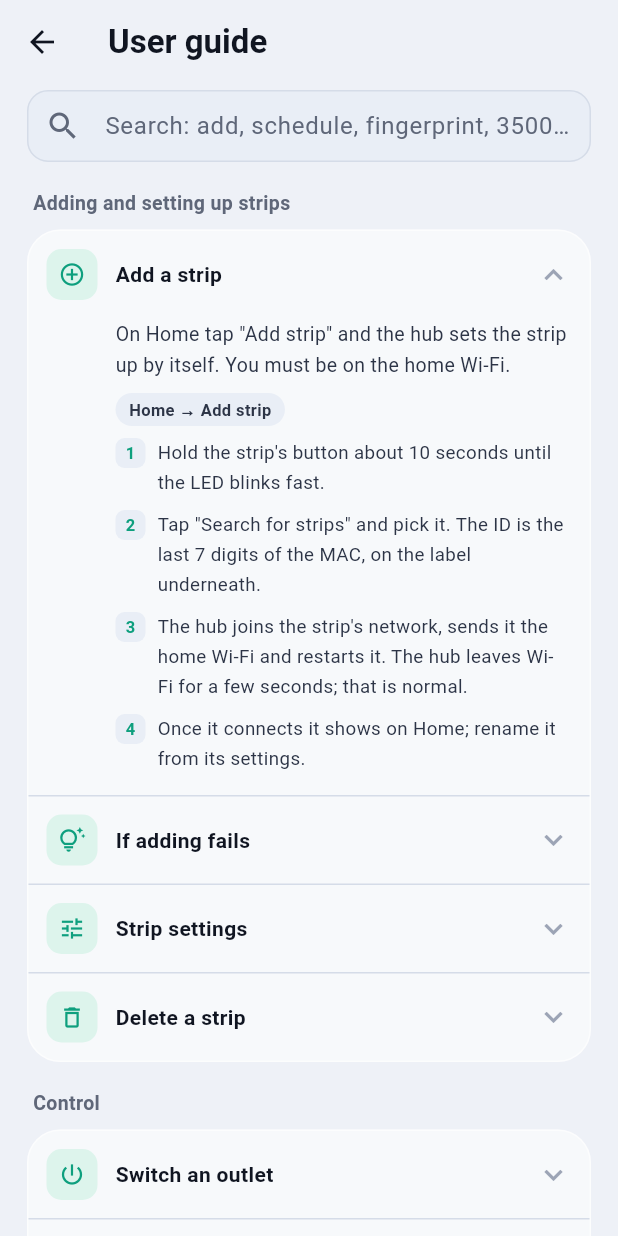
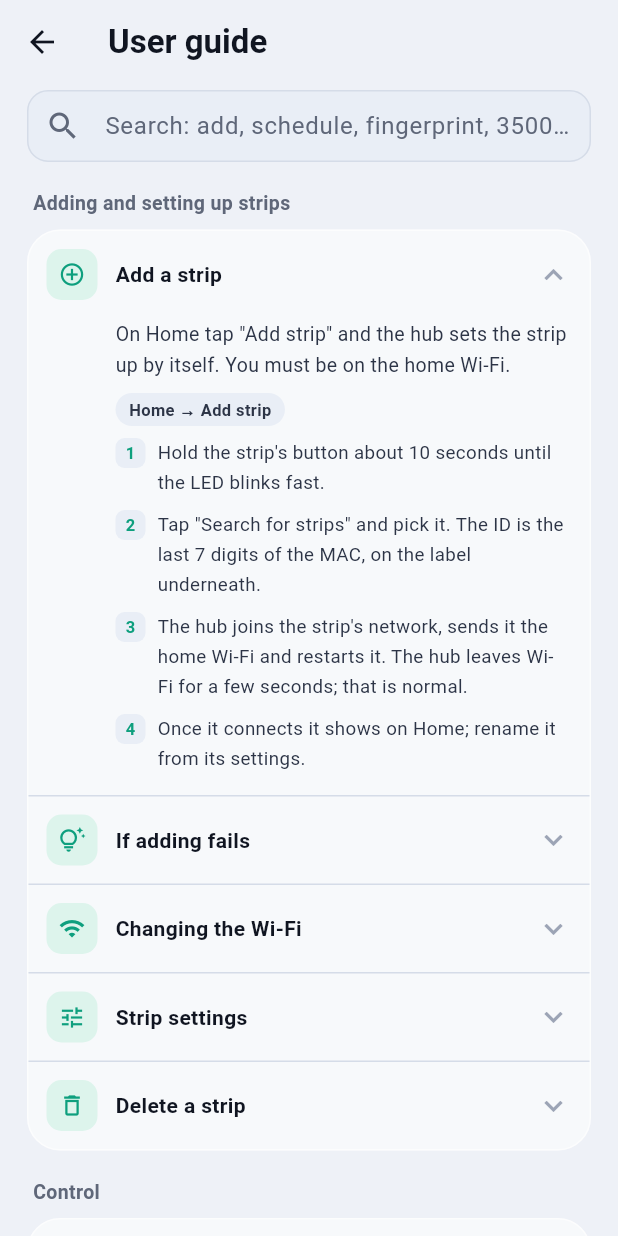
Before and after one commit to ahmadalhelly/fisha, a Flutter app: the ManualScreen screen opened directly, after a tap on "Add a strip", on a phone screen of 412 x 824 dp. Run offline on Flutter 3.47's test engine with Material 3 defaults, Android fonts, the phone set to English and light mode, and no system bars; our stand-ins replace file_picker, flutter_local_notifications, google_fonts, google_sign_in, local_auth, open_filex and 1 more; missing offline and left inert: flutter_foreground_task, mqtt_client; accounts and stored records are empty; network calls fail.

Commit message:
Hub 2.15.25 + app: move strips to the new Wi-Fi with the hub
- لما تغيّر شبكة الواي فاي من التطبيق، الـ Hub يجرّبها ويبعتها لكل مشترك متصل وينقلوا معاه
- اختبار نقل الشبكة على مشترك واحد من صفحة الواي فاي
- تحديث صفحة الواي فاي ودليل الاستخدام

Co-Authored-By: Claude Opus 5.5 <noreply@anthropic.com>
Claude-Session: https://claude.ai/code/session_01QvvZ1YnCYbFPrnb7Qh5Lna

```diff
--- a/app/lib/app_state.dart
+++ b/app/lib/app_state.dart
@@ -1710,6 +1710,10 @@ class AppState extends ChangeNotifier {
 
   // ---------- hub Wi-Fi ----------
   /// Asks the hub to switch to another home network. It tests it first and stays on the old one if it fails.
+  /// Hands the hub's current network to one strip on its normal link (safe: it rejoins the same Wi-Fi). A
+  /// "wifipush connect_ok" event in the system log means moving strips with the hub works.
+  Future<CmdResult> testStripWifi(String mac) => api('strip_wifi_test', {'mac': mac});
+
   Future<CmdResult> setHubWifi(String ssid, String pass) async {
     final r = await api('wifi', {'ssid': ssid, 'pass': pass});
     if (r.ok) {
--- a/app/lib/i18n.dart
+++ b/app/lib/i18n.dart
@@ -224,6 +224,9 @@ const Map<String, List<String>> _s = {
   'ev_online': ['رجع اتصل', 'Back online'],
   'ev_offline': ['فصل عن الـ Hub', 'Went offline'],
   'ev_wifi': ['الـ Hub فصل عن الواي فاي ({x})', 'Hub lost the Wi-Fi ({x})'],
+  'ev_wp_ok': ['المشترك استلم الشبكة ووافق عليها', 'The strip accepted the network'],
+  'ev_wp_sent': ['اتبعتله اختبار نقل الشبكة', 'Network handover test sent'],
+  'ev_wp_missed': ['ما ردش على نقل الشبكة، دوس زراره 10 ثواني', 'Missed the network handover; hold its button 10 s'],
   'ev_resync': ['اتربط تلقائيًا من غير ما تحتاج تضيفه تاني', 'Relinked automatically, no need to add it again'],
   'ev_offline_stuck': ['فصل: الـ Hub مقدرش يبعتله', 'Went offline: the hub could not send to it'],
   'ev_offline_stale': ['فصل: سكت ومردّش', 'Went offline: stopped answering'],
--- a/app/lib/screens/events_screen.dart
+++ b/app/lib/screens/events_screen.dart
@@ -41,6 +41,7 @@ String eventText(AppState s, HubEvent e) {
     'pair_no' => t('ev_pair_no', {'x': m}),
     'owner' => t('ev_owner', {'x': m}),
     'resync' => t('ev_resync'),
+    'wifipush' => m == 'connect_ok' ? t('ev_wp_ok') : m == 'missed' ? t('ev_wp_missed') : t('ev_wp_sent'),
     _ => '${e.type} $m',
   };
   return who.isEmpty ? body.trim() : '$who — ${body.trim()}';
@@ -70,6 +71,7 @@ IconData _icon(String type) => switch (type) {
       'strip_fw_fail' => Icons.error_outline,
       'pair' || 'pair_ok' || 'pair_no' || 'owner' => Icons.phonelink_lock_outlined,
       'resync' => Icons.sync,
+      'wifipush' => Icons.wifi_tethering,
       _ => Icons.info_outline,
     };
 
@@ -85,7 +87,7 @@ Color _tone(String type) => switch (type) {
 
 /// System-log filter of a hub event: wifi / hub / fw
 String _sysGroup(String type) => switch (type) {
-      'wifi' || 'resync' => 'wifi',
+      'wifi' || 'resync' || 'wifipush' => 'wifi',
       'strip_fw' || 'strip_fw_fail' => 'fw',
       _ => 'hub',
     };
--- a/app/lib/screens/manual_screen.dart
+++ b/app/lib/screens/manual_screen.dart
@@ -54,6 +54,14 @@ class _ManualScreenState extends State<ManualScreen> {
                 _tr('الشبكة لازم تكون 2.4GHz، واسمها وباسوردها مافيهمش علامة :', 'The Wi-Fi must be 2.4 GHz, with no ":" in its name or password.'),
                 _tr('افصل أي موبايل أو لابتوب متوصل بشبكة المشترك (TONLY_TAP).', 'Disconnect any phone or laptop joined to the strip\'s network (TONLY_TAP).'),
                 _tr('لو قال إن المشترك لسه في وضع الإعداد: افصله من الكهربا 10 ثواني ورجّعه.', 'If it says the strip is still in setup mode: unplug it for 10 seconds and plug it back.'),
+              ]),
+          _Item(Icons.wifi, _tr('تغيير شبكة الواي فاي', 'Changing the Wi-Fi'),
+              _tr('غيّر الشبكة من التطبيق الأول وبعدين غيّر الراوتر. الـ Hub بيجرّبها ويبعتها للمشتركات وينقلوا معاه.', 'Change the network in the app first, then change the router. The hub tests it, hands it to the strips and they move with it.'),
+              how: [(_G.go, _tr('الإعدادات ← شبكة الواي فاي', 'Settings → Wi-Fi network'))],
+              steps: [
+                _tr('اكتب اسم الشبكة الجديدة وباسوردها ودوس «جرّب واحفظ».', 'Enter the new network name and password and tap "Test & save".'),
+                _tr('لو الشبكة اشتغلت، الـ Hub بيبعتها لكل مشترك متصل وبعدين ينقل عليها. لو فشلت بيرجع للقديمة.', 'If it works the hub hands it to every connected strip, then moves to it. If not, it stays on the old one.'),
+                _tr('مشترك ما اتنقلش، أو غيّرت الراوتر الأول: دوس زراره 10 ثواني والـ Hub بيربطه لوحده.', 'A strip did not move, or you changed the router first: hold its button 10 seconds and the hub relinks it.'),
               ]),
           _Item(Icons.tune, _tr('إعدادات المشترك', 'Strip settings'),
               _tr('ضغطة على اسم المشترك أو أيقونة الإعدادات: الاسم، الإشعارات، البصمة للمفتاح الرئيسي، كارت الشبكة والاتصال، وبيانات الجهاز.', 'Tap the strip name or the settings icon: name, notifications, fingerprint for the master switch, the network card and device info.'),
```
Also changed, not shown: app/lib/screens/wifi_screen.dart (+31 -3 lines), 1 other file.
